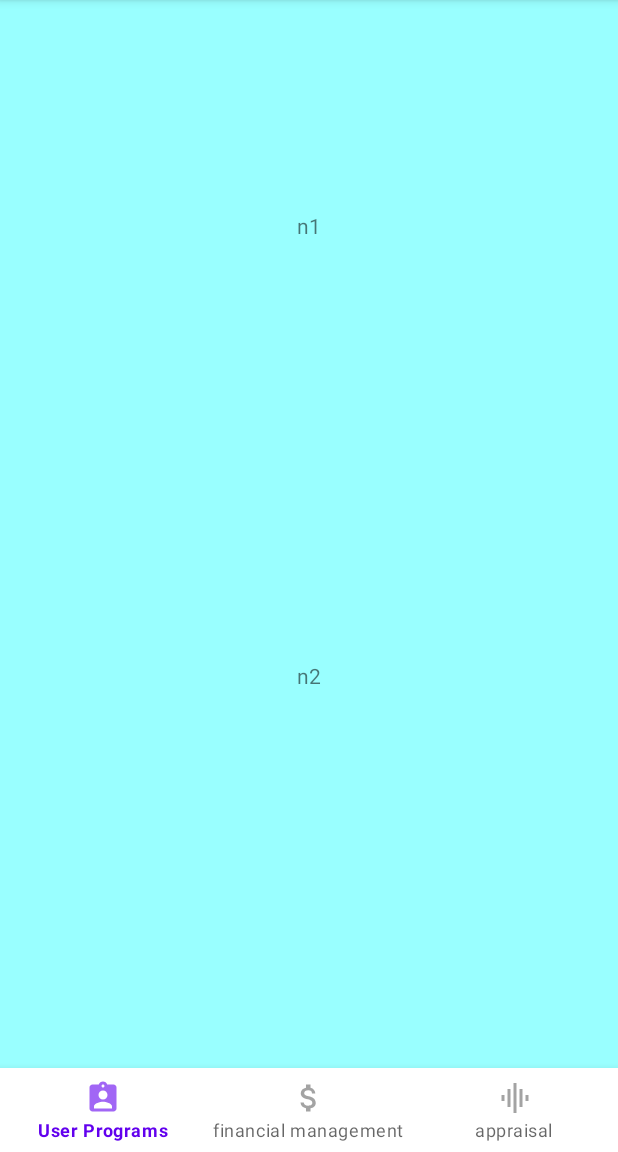
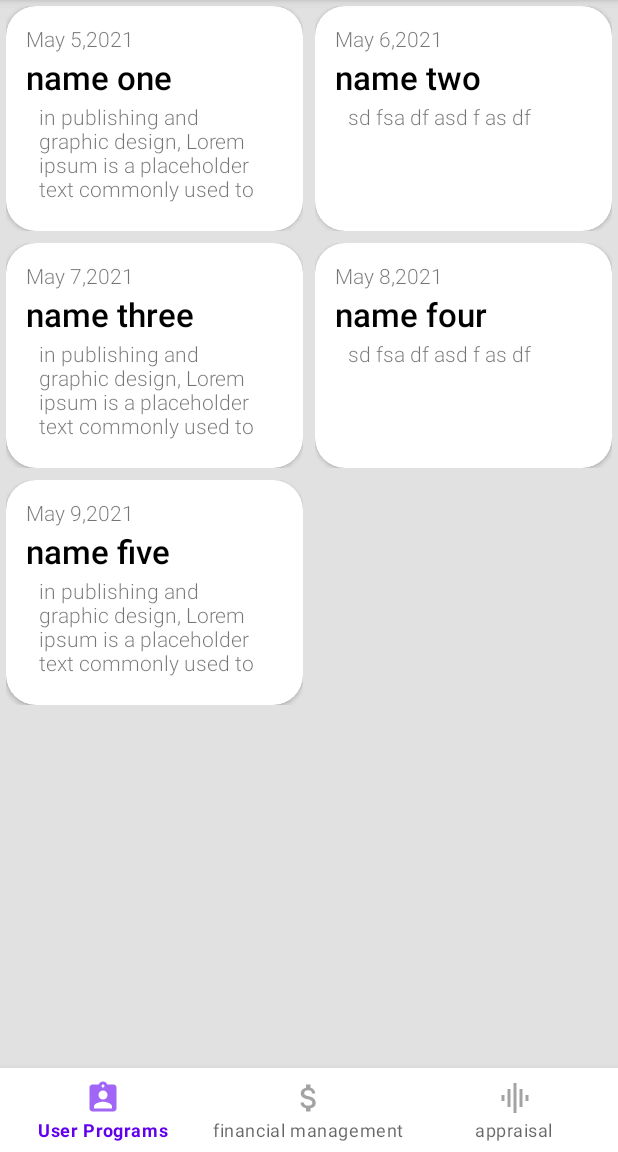
Before and after one commit to erfanmhat/Remainder, an Android app: the screen it shows after launch (ReminderActivity), on a phone screen of 412 x 824 dp, the part 84-1236 px from its top. Run offline under Robolectric (Android 15) with nearby library versions, the phone set to English and light mode, and no system bars; our stand-ins replace Room's generated code, navigation-ui; 2 statements that could not run were skipped.

Commit message:
update layout_any_object

```diff
--- a/app/src/main/java/ir/erfan_mh_at/android/reminder/adapters/AnyObjectAdapter.kt
+++ b/app/src/main/java/ir/erfan_mh_at/android/reminder/adapters/AnyObjectAdapter.kt
@@ -41,6 +41,8 @@ class AnyObjectAdapter : RecyclerView.Adapter<AnyObjectAdapter.AnyObjectViewHold
         val anyObject = differ.currentList[position]
         holder.itemView.apply {
             tvName.text = anyObject.name
+            tvCreateAt.text = anyObject.created_at
+            tvContent.text = anyObject.data
             setOnClickListener {
                 onItemClickListener?.let {
                     it(anyObject)
--- a/app/src/main/java/ir/erfan_mh_at/android/reminder/ui/fragment/UserProgramsFragment.kt
+++ b/app/src/main/java/ir/erfan_mh_at/android/reminder/ui/fragment/UserProgramsFragment.kt
@@ -3,6 +3,7 @@ package ir.erfan_mh_at.android.reminder.ui.fragment
 import android.os.Bundle
 import android.view.View
 import androidx.fragment.app.Fragment
+import androidx.recyclerview.widget.GridLayoutManager
 import androidx.recyclerview.widget.LinearLayoutManager
 import ir.erfan_mh_at.android.reminder.R
 import ir.erfan_mh_at.android.reminder.adapters.AnyObjectAdapter
@@ -19,19 +20,19 @@ class UserProgramsFragment : Fragment(R.layout.fragment_user_programs) {
         super.onViewCreated(view, savedInstanceState)
         anyObjectViewModel = (activity as ReminderActivity).anyObjectViewModel
 
-        val anyObjectAdapter = AnyObjectAdapter()
+        anyObjectAdapter = AnyObjectAdapter()
         anyObjectAdapter.differ.submitList(
             listOf(
-                AnyObject(1,null,"n1",0,null,null,"asdf",null,null),
-                AnyObject(2,null,"n2",0,null,null,"asdf",null,null),
-                AnyObject(3,null,"n3",0,null,null,"asdf",null,null),
-                AnyObject(4,null,"n4",0,null,null,"asdf",null,null),
-                AnyObject(5,null,"n5",0,null,null,"asdf",null,null)
+                AnyObject(1,null,"name one",0,null,null,getString(R.string.lorem_ipsum),null,"May 5,2021"),
+                AnyObject(2,null,"name two",0,null,null,"sd fsa df asd f as df",null,"May 6,2021"),
+                AnyObject(3,null,"name three",0,null,null,getString(R.string.lorem_ipsum),null,"May 7,2021"),
+                AnyObject(4,null,"name four",0,null,null,"sd fsa df asd f as df",null,"May 8,2021"),
+                AnyObject(5,null,"name five",0,null,null,getString(R.string.lorem_ipsum),null,"May 9,2021")
             )
         )
         rvAnyObject.apply {
             adapter = anyObjectAdapter
-            layoutManager = LinearLayoutManager(this@UserProgramsFragment.context)
+            layoutManager = GridLayoutManager(this@UserProgramsFragment.context,2)
         }
     }
 }
--- a/app/src/main/res/layout/fragment_user_programs.xml
+++ b/app/src/main/res/layout/fragment_user_programs.xml
@@ -3,7 +3,7 @@
     xmlns:app="http://schemas.android.com/apk/res-auto"
     android:layout_width="match_parent"
     android:layout_height="match_parent"
-    android:background="#99ffff">
+    android:background="#e1e1e1">
 
     <androidx.recyclerview.widget.RecyclerView
         android:id="@+id/rvAnyObject"
--- a/app/src/main/res/layout/layout_any_object.xml
+++ b/app/src/main/res/layout/layout_any_object.xml
@@ -3,16 +3,75 @@
     xmlns:app="http://schemas.android.com/apk/res-auto"
     xmlns:tools="http://schemas.android.com/tools"
     android:layout_width="match_parent"
-    android:layout_height="300dp">
+    android:layout_height="150dp"
+    android:layout_margin="4dp">
 
-    <TextView
-        android:id="@+id/tvName"
-        android:layout_width="wrap_content"
-        android:layout_height="wrap_content"
+    <androidx.cardview.widget.CardView
+        android:layout_width="match_parent"
+        android:layout_height="match_parent"
+        android:background="#ffffff"
+        android:elevation="8dp"
+        android:foreground="?selectableItemBackground"
+        app:cardCornerRadius="20dp"
         app:layout_constraintBottom_toBottomOf="parent"
         app:layout_constraintEnd_toEndOf="parent"
         app:layout_constraintHorizontal_bias="0.5"
         app:layout_constraintStart_toStartOf="parent"
-        app:layout_constraintTop_toTopOf="parent" />
+        app:layout_constraintTop_toTopOf="parent">
 
+        <androidx.constraintlayout.widget.ConstraintLayout
+            android:layout_width="match_parent"
+            android:layout_height="match_parent"
+            android:padding="12dp">
+
+            <androidx.appcompat.widget.AppCompatCheckBox
+                android:id="@+id/cbSelected"
+                android:layout_width="wrap_content"
+                android:layout_height="wrap_content"
+                android:visibility="gone"
+                app:layout_constraintEnd_toEndOf="parent"
+                app:layout_constraintTop_toTopOf="parent" />
+
+            <TextView
+                android:id="@+id/tvCreateAt"
+                android:layout_width="match_parent"
+                android:layout_height="wrap_content"
+                android:fontFamily="sans-serif-light"
+                android:text="@string/app_name"
+                android:layout_marginStart="1dp"
+                android:textSize="14sp"
+                android:gravity="start"
+                app:layout_constraintStart_toStartOf="parent"
+                app:layout_constraintTop_toTopOf="parent" />
+
+            <TextView
+                android:id="@+id/tvName"
+                android:layout_width="match_parent"
+                android:layout_height="wrap_content"
+                android:layout_marginTop="1dp"
+                android:layout_marginStart="1dp"
+                android:fontFamily="sans-serif-medium"
+                android:text="@string/app_name"
+                android:textColor="#000000"
+                android:gravity="start"
+                android:textSize="22sp"
+                app:layout_constraintStart_toStartOf="parent"
+                app:layout_constraintTop_toBottomOf="@+id/tvCreateAt" />
+
+            <TextView
+                android:id="@+id/tvContent"
+                android:layout_width="match_parent"
+                android:layout_height="wrap_content"
+                android:layout_marginStart="10dp"
+                android:gravity="start"
+                android:layout_marginTop="2dp"
+                android:maxLines="4"
+                android:fontFamily="sans-serif-light"
+                android:text="@string/lorem_ipsum"
+                app:layout_constraintTop_toBottomOf="@+id/tvName"
+                tools:layout_editor_absoluteX="12dp" />
+
+        </androidx.constraintlayout.widget.ConstraintLayout>
+
+    </androidx.cardview.widget.CardView>
 </androidx.constraintlayout.widget.ConstraintLayout>
--- a/app/src/main/res/values/strings.xml
+++ b/app/src/main/res/values/strings.xml
@@ -6,4 +6,5 @@
     <string name="exit">Exit</string>
     <string name="settings">Settings</string>
     <string name="about_us">About us</string>
+    <string name="lorem_ipsum">in publishing and graphic design, Lorem ipsum is a placeholder text commonly used to demonstrate the visual form of a document or a typeface without relying on meaningful content. Lorem ipsum may be used as a placeholder before final copy is available.</string>
 </resources>
```
